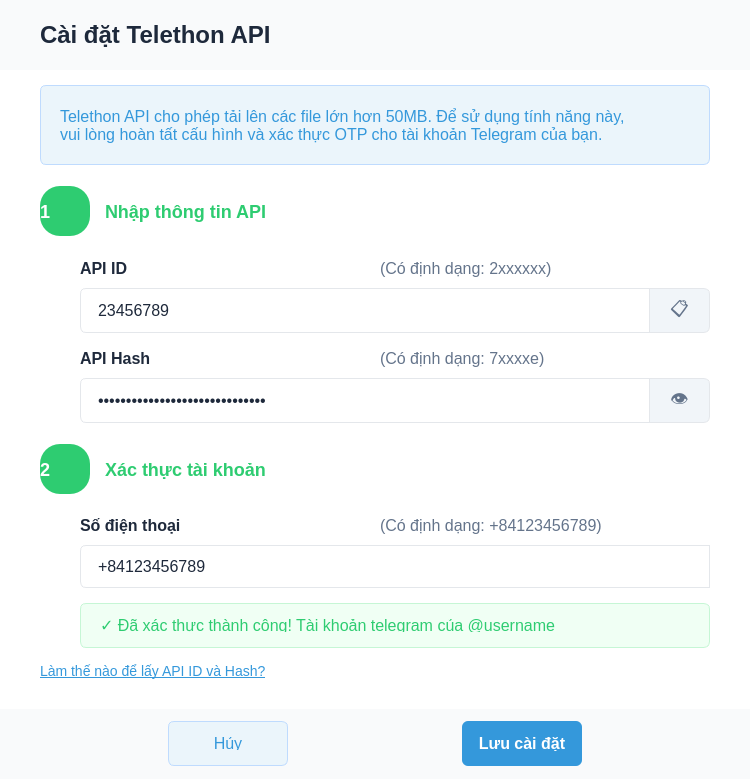
Old version of the form src/ui/qt_designer/telethon_modal.ui in the repository henrylenguyen/telegram-video-uploader.
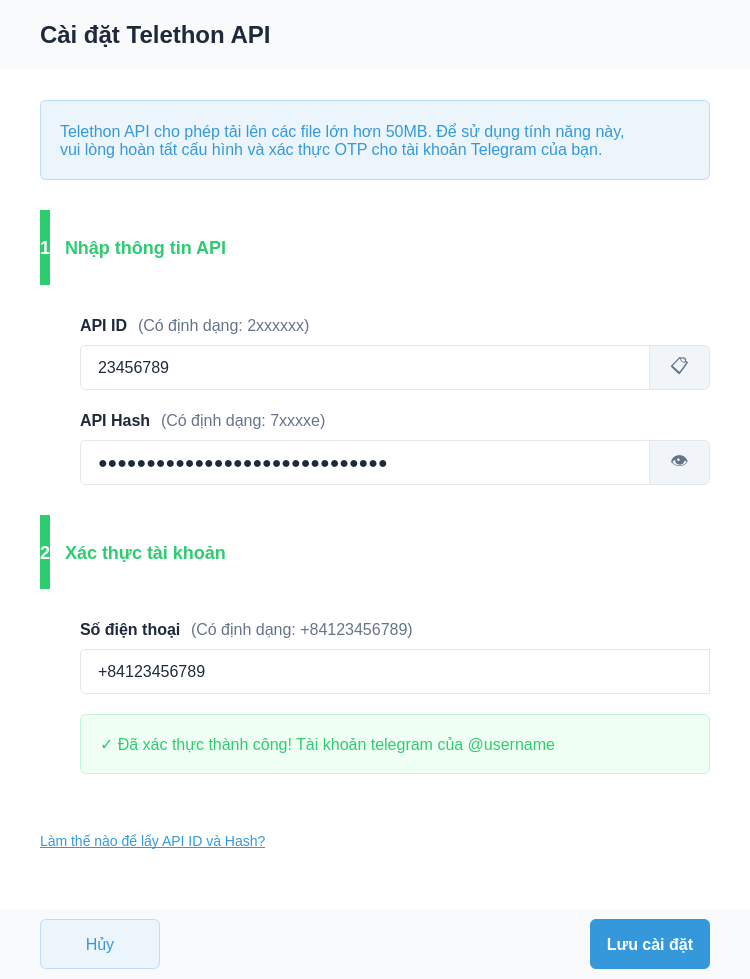
New version of the form.

Commit message: Cập nhật giao diện và cấu hình cho các modal xác thực OTP và cấu hình Telegram, cải thiện kích thước và kiểu dáng của các thành phần UI. Thêm tệp Python được tạo tự động từ giao diện người dùng.

The edit to the form file:
```diff
--- a/src/ui/qt_designer/telethon_modal.ui
+++ b/src/ui/qt_designer/telethon_modal.ui
@@ -8,7 +8,7 @@
                 <x>0</x>
                 <y>0</y>
                 <width>750</width>
-                <height>779</height>
+    <height>979</height>
             </rect>
         </property>
         <property name="windowTitle">
@@ -36,6 +36,7 @@
     padding: 15px;
     font-size: 16px;
     font-family: Arial;
+ 
 }
 
 QLabel.stepLabel {
@@ -43,6 +44,7 @@
     font-weight: bold;
     color: #2ECC71;
     font-family: Arial;
+
 }
 
 QLabel.stepNumber {
@@ -52,12 +54,9 @@
     font-size: 18px;
     font-weight: bold;
     padding: 5px;
-    min-width: 40px;
-    max-width: 40px;
-    min-height: 40px;
-    max-height: 40px;
     text-align: center;
     font-family: Arial;
+   
 }
 
 QLabel.fieldLabel {
@@ -76,13 +75,13 @@
 QLineEdit {
     border: 1px solid #E4E7EB;
     border-radius: 6px;
+    padding: 10px 15px;
+    background-color: #FFFFFF;
+    font-size: 16px;
+    color: #1E293B;
+    font-family: Arial;
     border-top-right-radius: 0px;
-    border-bottom-right-radius: 0px;
-    padding: 10px 15px;
-    background-color: #FFFFFF;
-    font-size: 16px;
-    color: #1E293B;
-    font-family: Arial;
+ border-bottom-right-radius: 0px;
 }
 
 QPushButton.iconButton {
@@ -96,8 +95,6 @@
     font-size: 18px;
     color: #64748B;
     font-family: Arial;
-    height: 45px;
-    width: 60px;
 }
 
 QPushButton.iconButton:hover {
@@ -212,13 +209,13 @@
                     <layout class="QVBoxLayout"
                             name="verticalLayout_2">
                         <property name="spacing">
-                            <number>15</number>
+       <number>30</number>
                         </property>
                         <property name="leftMargin">
                             <number>40</number>
                         </property>
                         <property name="topMargin">
-                            <number>15</number>
+       <number>30</number>
                         </property>
                         <property name="rightMargin">
                             <number>40</number>
@@ -235,12 +232,6 @@
                                         <height>80</height>
                                     </size>
                                 </property>
-                                <property name="maximumSize">
-                                    <size>
-                                        <width>16777215</width>
-                                        <height>80</height>
-                                    </size>
-                                </property>
                                 <property name="styleSheet">
                                     <string notr="true">background-color: #EBF5FB;
 color: #3498DB;
@@ -254,7 +245,7 @@
 vui lòng hoàn tất cấu hình và xác thực OTP cho tài khoản Telegram của bạn.</string>
                                 </property>
                                 <property name="alignment">
-                                    <set>Qt.AlignLeading|Qt.AlignLeft|Qt.AlignVCenter</set>
+         <set>Qt::AlignmentFlag::AlignLeading|Qt::AlignmentFlag::AlignLeft|Qt::AlignmentFlag::AlignVCenter</set>
                                 </property>
                                 <property name="wordWrap">
                                     <bool>true</bool>
@@ -276,14 +267,14 @@
                                             name="step1IconLabel">
                                         <property name="minimumSize">
                                             <size>
-                                                <width>50</width>
-                                                <height>50</height>
+            <width>0</width>
+            <height>0</height>
                                             </size>
                                         </property>
                                         <property name="maximumSize">
                                             <size>
-                                                <width>50</width>
-                                                <height>50</height>
+            <width>16777215</width>
+            <height>16777215</height>
                                             </size>
                                         </property>
                                         <property name="styleSheet">
@@ -298,10 +289,9 @@
                                             <string>1</string>
                                         </property>
                                         <property name="alignment">
-                                            <set>Qt.AlignCenter</set>
-                                        </property>
-                                        <property name="class"
-                                                  stdset="0">
+           <set>Qt::AlignmentFlag::AlignCenter</set>
+          </property>
+          <property name="class" stdset="0">
                                             <string>stepNumber</string>
                                         </property>
                                     </widget>
@@ -326,10 +316,9 @@
                                 <item>
                                     <spacer name="horizontalSpacer_3">
                                         <property name="orientation">
-                                            <enum>Qt.Horizontal</enum>
-                                        </property>
-                                        <property name="sizeHint"
-                                                  stdset="0">
+           <enum>Qt::Orientation::Horizontal</enum>
+          </property>
+          <property name="sizeHint" stdset="0">
                                             <size>
                                                 <width>40</width>
                                                 <height>20</height>
@@ -343,7 +332,7 @@
                             <layout class="QVBoxLayout"
                                     name="step1ContentLayout">
                                 <property name="spacing">
-                                    <number>15</number>
+         <number>20</number>
                                 </property>
                                 <property name="leftMargin">
                                     <number>40</number>
@@ -393,10 +382,9 @@
                                                 <item>
                                                     <spacer name="horizontalSpacer_4">
                                                         <property name="orientation">
-                                                            <enum>Qt.Horizontal</enum>
-                                                        </property>
-                                                        <property name="sizeHint"
-                                                                  stdset="0">
+               <enum>Qt::Orientation::Horizontal</enum>
+              </property>
+              <property name="sizeHint" stdset="0">
                                                             <size>
                                                                 <width>40</width>
                                                                 <height>20</height>
@@ -427,6 +415,9 @@
                                                                 <height>45</height>
                                                             </size>
                                                         </property>
+              <property name="styleSheet">
+               <string notr="true"/>
+              </property>
                                                         <property name="text">
                                                             <string>23456789</string>
                                                         </property>
@@ -516,10 +507,9 @@
                                                 <item>
                                                     <spacer name="horizontalSpacer_5">
                                                         <property name="orientation">
-                                                            <enum>Qt.Horizontal</enum>
-                                                        </property>
-                                                        <property name="sizeHint"
-                                                                  stdset="0">
+               <enum>Qt::Orientation::Horizontal</enum>
+              </property>
+              <property name="sizeHint" stdset="0">
                                                             <size>
                                                                 <width>40</width>
                                                                 <height>20</height>
@@ -554,7 +544,7 @@
                                                             <string>••••••••••••••••••••••••••••••</string>
                                                         </property>
                                                         <property name="echoMode">
-                                                            <enum>QLineEdit.Password</enum>
+               <enum>QLineEdit::EchoMode::Password</enum>
                                                         </property>
                                                     </widget>
                                                 </item>
@@ -569,8 +559,8 @@
                                                         </property>
                                                         <property name="maximumSize">
                                                             <size>
-                                                                <width>60</width>
-                                                                <height>45</height>
+                <width>45</width>
+                <height>16777215</height>
                                                             </size>
                                                         </property>
                                                         <property name="styleSheet">
@@ -610,20 +600,20 @@
                                             name="step2IconLabel">
                                         <property name="minimumSize">
                                             <size>
-                                                <width>50</width>
-                                                <height>50</height>
+            <width>0</width>
+            <height>0</height>
                                             </size>
                                         </property>
                                         <property name="maximumSize">
                                             <size>
-                                                <width>50</width>
-                                                <height>50</height>
+            <width>16777215</width>
+            <height>16777215</height>
                                             </size>
                                         </property>
                                         <property name="styleSheet">
                                             <string notr="true">background-color: #2ECC71;
 color: white;
-border-radius: 20px;
+border-radius: 100%;
 font-size: 18px;
 font-weight: bold;
 text-align: center;</string>
@@ -632,10 +622,9 @@
                                             <string>2</string>
                                         </property>
                                         <property name="alignment">
-                                            <set>Qt.AlignCenter</set>
-                                        </property>
-                                        <property name="class"
-                                                  stdset="0">
+           <set>Qt::AlignmentFlag::AlignCenter</set>
+          </property>
+          <property name="class" stdset="0">
                                             <string>stepNumber</string>
                                         </property>
                                     </widget>
@@ -660,10 +649,9 @@
                                 <item>
                                     <spacer name="horizontalSpacer_6">
                                         <property name="orientation">
-                                            <enum>Qt.Horizontal</enum>
-                                        </property>
-                                        <property name="sizeHint"
-                                                  stdset="0">
+           <enum>Qt::Orientation::Horizontal</enum>
+          </property>
+          <property name="sizeHint" stdset="0">
                                             <size>
                                                 <width>40</width>
                                                 <height>20</height>
@@ -677,7 +665,7 @@
                             <layout class="QVBoxLayout"
                                     name="step2ContentLayout">
                                 <property name="spacing">
-                                    <number>15</number>
+         <number>20</number>
                                 </property>
                                 <property name="leftMargin">
                                     <number>40</number>
@@ -727,10 +715,9 @@
                                                 <item>
                                                     <spacer name="horizontalSpacer_7">
                                                         <property name="orientation">
-                                                            <enum>Qt.Horizontal</enum>
-                                                        </property>
-                                                        <property name="sizeHint"
-                                                                  stdset="0">
+               <enum>Qt::Orientation::Horizontal</enum>
+              </property>
+              <property name="sizeHint" stdset="0">
                                                             <size>
                                                                 <width>40</width>
                                                                 <height>20</height>
@@ -746,13 +733,13 @@
                                                 <property name="minimumSize">
                                                     <size>
                                                         <width>0</width>
-                                                        <height>0</height>
+              <height>45</height>
                                                     </size>
                                                 </property>
                                                 <property name="maximumSize">
                                                     <size>
                                                         <width>16777215</width>
-                                                        <height>16777215</height>
+              <height>45</height>
                                                     </size>
                                                 </property>
                                                 <property name="text">
@@ -768,13 +755,7 @@
                                         <property name="minimumSize">
                                             <size>
                                                 <width>0</width>
-                                                <height>45</height>
-                                            </size>
-                                        </property>
-                                        <property name="maximumSize">
-                                            <size>
-                                                <width>16777215</width>
-                                                <height>45</height>
+            <height>60</height>
                                             </size>
                                         </property>
                                         <property name="styleSheet">
@@ -797,14 +778,7 @@
                             </layout>
                         </item>
                         <item>
-                            <widget class="QLabel"
-                                    name="apiHelpLabel">
-                                <property name="maximumSize">
-                                    <size>
-                                        <width>16777215</width>
-                                        <height>45</height>
-                                    </size>
-                                </property>
+       <widget class="QLabel" name="apiHelpLabel">
                                 <property name="styleSheet">
                                     <string notr="true">color: #3498DB; font-size: 14px; text-decoration: underline;</string>
                                 </property>
@@ -812,7 +786,7 @@
                                     <string>&lt;a href="#" style="color: #3498DB;"&gt;Làm thế nào để lấy API ID và Hash?&lt;/a&gt;</string>
                                 </property>
                                 <property name="textFormat">
-                                    <enum>Qt.RichText</enum>
+         <enum>Qt::TextFormat::RichText</enum>
                                 </property>
                                 <property name="openExternalLinks">
                                     <bool>false</bool>
@@ -861,13 +835,13 @@
                                 <property name="minimumSize">
                                     <size>
                                         <width>120</width>
-                                        <height>45</height>
+          <height>50</height>
                                     </size>
                                 </property>
                                 <property name="maximumSize">
                                     <size>
                                         <width>120</width>
-                                        <height>45</height>
+          <height>50</height>
                                     </size>
                                 </property>
                                 <property name="styleSheet">
@@ -896,10 +870,9 @@
                         <item>
                             <spacer name="horizontalSpacer">
                                 <property name="orientation">
-                                    <enum>Qt.Horizontal</enum>
-                                </property>
-                                <property name="sizeHint"
-                                          stdset="0">
+         <enum>Qt::Orientation::Horizontal</enum>
+        </property>
+        <property name="sizeHint" stdset="0">
                                     <size>
                                         <width>40</width>
                                         <height>20</height>
@@ -913,13 +886,13 @@
                                 <property name="minimumSize">
                                     <size>
                                         <width>120</width>
-                                        <height>45</height>
+          <height>50</height>
                                     </size>
                                 </property>
                                 <property name="maximumSize">
                                     <size>
                                         <width>120</width>
-                                        <height>45</height>
+          <height>50</height>
                                     </size>
                                 </property>
                                 <property name="styleSheet">
```
Left out of the diff: 176 changed lines with no effect on the pictures. Lines whose indentation alone changed are shown as unchanged. The commit also changes 7 other files.
